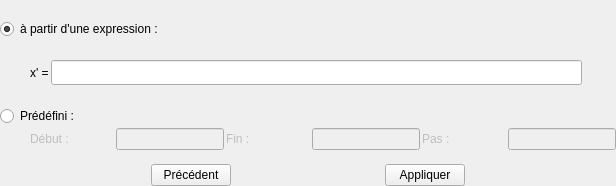
The window that DataPlot/filloptions.ui (AdelKS/ZeGrapher) describes before a commit, drawn with Qt 5.
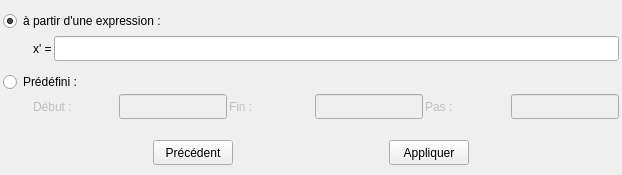
The same window after the commit. Icons and pictures are not drawn.

```diff
--- a/DataPlot/filloptions.ui
+++ b/DataPlot/filloptions.ui
@@ -6,8 +6,8 @@
    <rect>
     <x>0</x>
     <y>0</y>
-    <width>616</width>
-    <height>186</height>
+    <width>622</width>
+    <height>175</height>
    </rect>
   </property>
   <property name="sizePolicy">
@@ -19,24 +19,22 @@
   <property name="windowTitle">
    <string>Form</string>
   </property>
-  <layout class="QVBoxLayout" name="verticalLayout_2">
+  <layout class="QVBoxLayout" name="verticalLayout">
    <property name="spacing">
-    <number>4</number>
+    <number>6</number>
    </property>
    <property name="leftMargin">
-    <number>0</number>
+    <number>3</number>
    </property>
    <property name="topMargin">
-    <number>0</number>
+    <number>3</number>
    </property>
    <property name="rightMargin">
-    <number>0</number>
+    <number>3</number>
    </property>
    <property name="bottomMargin">
-    <number>0</number>
+    <number>3</number>
    </property>
-   <item>
-    <layout class="QHBoxLayout" name="horizontalLayout_6">
      <item>
       <layout class="QVBoxLayout" name="verticalLayout_3">
        <property name="spacing">
@@ -125,54 +123,6 @@
       </layout>
      </item>
      <item>
-      <layout class="QVBoxLayout" name="verticalLayout">
-       <property name="sizeConstraint">
-        <enum>QLayout::SetMinimumSize</enum>
-       </property>
-       <item>
-        <widget class="QPushButton" name="help">
-         <property name="maximumSize">
-          <size>
-           <width>30</width>
-           <height>30</height>
-          </size>
-         </property>
-         <property name="text">
-          <string/>
-         </property>
-         <property name="icon">
-          <iconset resource="../ressources.qrc">
-           <normaloff>:/icons/help.png</normaloff>:/icons/help.png</iconset>
-         </property>
-         <property name="iconSize">
-          <size>
-           <width>30</width>
-           <height>30</height>
-          </size>
-         </property>
-         <property name="flat">
-          <bool>true</bool>
-         </property>
-        </widget>
-       </item>
-       <item>
-        <spacer name="verticalSpacer">
-         <property name="orientation">
-          <enum>Qt::Vertical</enum>
-         </property>
-         <property name="sizeHint" stdset="0">
-          <size>
-           <width>20</width>
-           <height>40</height>
-          </size>
-         </property>
-        </spacer>
-       </item>
-      </layout>
-     </item>
-    </layout>
-   </item>
-   <item>
     <layout class="QVBoxLayout" name="verticalLayout_4">
      <property name="spacing">
       <number>2</number>
```
Left out of the diff: 164 changed lines with no effect on the pictures. Lines whose indentation alone changed are shown as unchanged.
